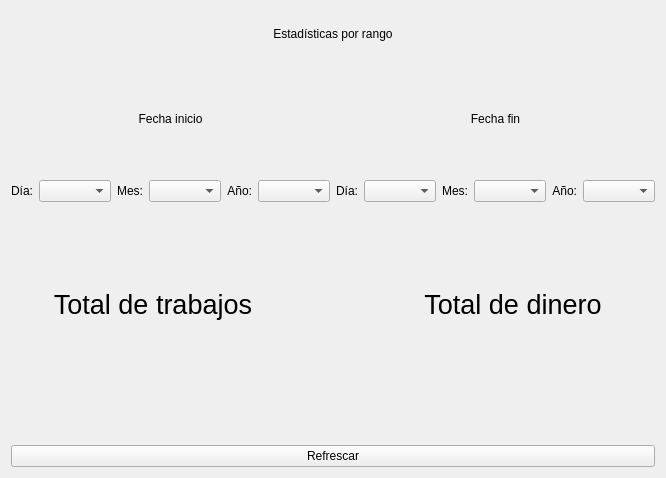
Above: views/RangoStats.ui from STITCH9911/onink before the change. Below: the same form after it.
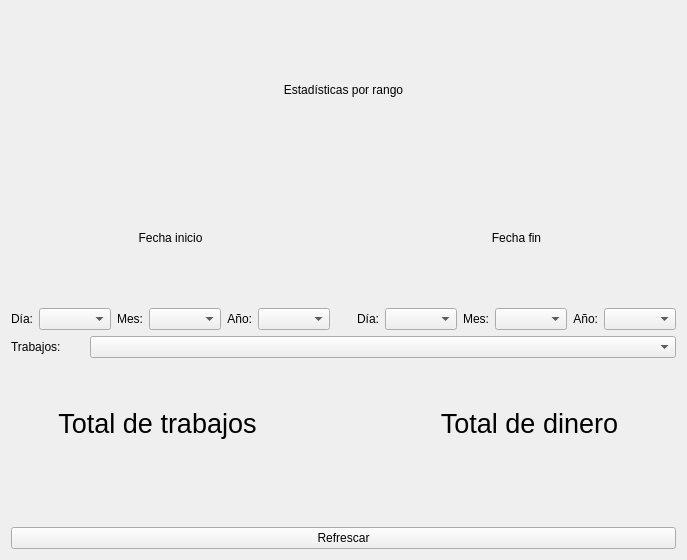
That is the form after the change. Icons and pictures are not drawn.

Commit message: Add tipos trabajos to stadistics

```diff
--- a/views/RangoStats.ui
+++ b/views/RangoStats.ui
@@ -6,14 +6,14 @@
    <rect>
     <x>0</x>
     <y>0</y>
-    <width>650</width>
-    <height>478</height>
+    <width>687</width>
+    <height>560</height>
    </rect>
   </property>
   <property name="windowTitle">
    <string>Form</string>
   </property>
-  <layout class="QVBoxLayout" name="verticalLayout_5" stretch="1,3,5,0">
+  <layout class="QVBoxLayout" name="verticalLayout_5">
    <item>
     <widget class="QLabel" name="label">
      <property name="text">
@@ -25,7 +25,7 @@
     </widget>
    </item>
    <item>
-    <layout class="QHBoxLayout" name="horizontalLayout_10">
+    <layout class="QHBoxLayout" name="horizontalLayout_10" stretch="4,1,4">
      <item>
       <layout class="QVBoxLayout" name="verticalLayout_3">
        <item>
@@ -95,6 +95,19 @@
        </item>
       </layout>
      </item>
+     <item>
+      <spacer name="horizontalSpacer_2">
+       <property name="orientation">
+        <enum>Qt::Horizontal</enum>
+       </property>
+       <property name="sizeHint" stdset="0">
+        <size>
+         <width>40</width>
+         <height>20</height>
+        </size>
+       </property>
+      </spacer>
+     </item>
      <item>
       <layout class="QVBoxLayout" name="verticalLayout_4">
        <item>
@@ -166,6 +179,27 @@
      </item>
     </layout>
    </item>
+   <item>
+    <layout class="QHBoxLayout" name="horizontalLayout_11" stretch="1,8">
+     <item>
+      <widget class="QLabel" name="label_12">
+       <property name="layoutDirection">
+        <enum>Qt::LeftToRight</enum>
+       </property>
+       <property name="text">
+        <string>Trabajos: </string>
+       </property>
+      </widget>
+     </item>
+     <item>
+      <widget class="QComboBox" name="cb_trabajos">
+       <property name="placeholderText">
+        <string>Todos</string>
+       </property>
+      </widget>
+     </item>
+    </layout>
+   </item>
    <item>
     <layout class="QHBoxLayout" name="horizontalLayout_5" stretch="4,1,4">
      <item>
```
The commit also changes 5 other files.
